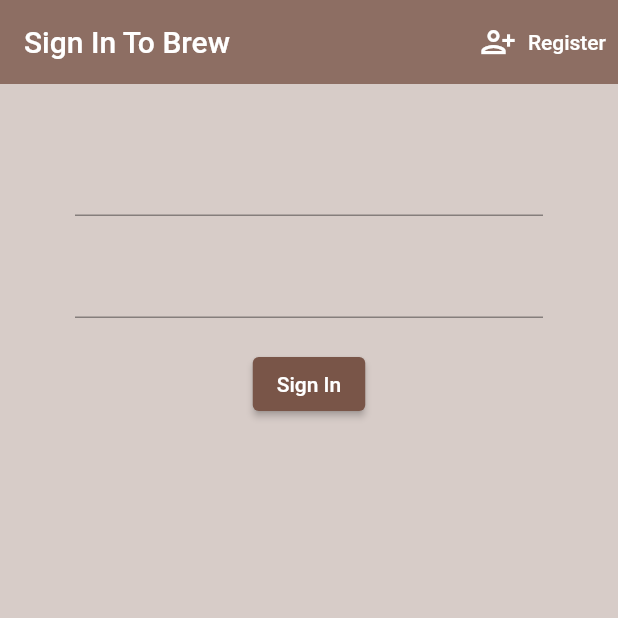
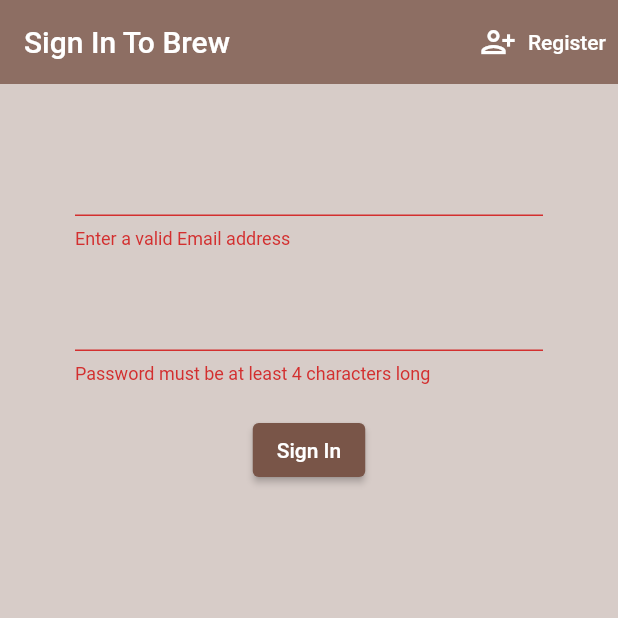
Before and after one commit to winfred56/brew, a Flutter app: the screen it shows after launch, after a tap on "Sign In", on a phone screen of 412 x 824 dp, the top half of it. Run offline on Flutter 3.47's test engine with Material 2 defaults, Android fonts, the phone set to English and light mode, and no system bars; our stand-ins replace firebase_auth, firebase_core; accounts and stored records are empty.

Commit message:
:zap: form validation

```diff
--- a/lib/screens/authentication/register.dart
+++ b/lib/screens/authentication/register.dart
@@ -12,6 +12,7 @@ class Register extends StatefulWidget {
 class _RegisterState extends State<Register> {
 
   AuthService _auth = AuthService();
+  final _formkey = GlobalKey<FormState>();
 
   String email='';
   String password = '';
@@ -44,10 +45,12 @@ class _RegisterState extends State<Register> {
       body: Container(
           padding: const EdgeInsets.symmetric(vertical: 20.0, horizontal: 50.0),
           child: Form(
+            key: _formkey,
             child: Column(
               children: [
                 const SizedBox(height: 20.0,),
                 TextFormField(
+                  validator: (val) => val!.isEmpty ? "Enter an Email address" : null,
                   onChanged: (val){
                     setState(() => email = val);
                   },
@@ -55,6 +58,7 @@ class _RegisterState extends State<Register> {
                 ),
                 const SizedBox(height: 20.0,),
                 TextFormField(
+                  validator: (val) => val!.length < 4 ? "Password must be at least 4 characters long" : null,
                   onChanged: (val){
                     setState(() => password = val );
                   },
@@ -67,8 +71,11 @@ class _RegisterState extends State<Register> {
                     backgroundColor: MaterialStateProperty.all(Colors.brown),
                   ),
                   onPressed: ()async{
-                    print(email);
-                    print(password);
+                    if (_formkey.currentState!.validate()){
+                      print(email);
+                      print(password);
+                    }
+
                   },
                   child: const Text("Register",
                     style: TextStyle(
--- a/lib/screens/authentication/sign in.dart
+++ b/lib/screens/authentication/sign in.dart
@@ -15,7 +15,7 @@ class SignIn extends StatefulWidget {
 class _SignInState extends State<SignIn> {
   // create an instance of the AuthService class to access its methods/functions
   final AuthService _auth = AuthService();
-
+  final _formkey = GlobalKey<FormState>();
   String email = '';
   String password = '';
 
@@ -48,10 +48,12 @@ class _SignInState extends State<SignIn> {
       body: Container(
         padding: const EdgeInsets.symmetric(vertical: 20.0, horizontal: 50.0),
         child: Form(
+          key: _formkey,
           child: Column(
             children: [
               const SizedBox(height: 20.0,),
               TextFormField(
+                validator: (val) => val!.isEmpty ? "Enter a valid Email address" : null,
                 onChanged: (val){
                   setState(() => email = val);
                 },
@@ -59,6 +61,7 @@ class _SignInState extends State<SignIn> {
               ),
               const SizedBox(height: 20.0,),
               TextFormField(
+                validator: (val) => val!.length < 4 ? "Password must be at least 4 characters long": null,
                 onChanged: (val){
                   setState(() => password = val );
                 },
@@ -71,8 +74,10 @@ class _SignInState extends State<SignIn> {
                   backgroundColor: MaterialStateProperty.all(Colors.brown),
                 ),
                   onPressed: ()async{
+                  if(_formkey.currentState!.validate()){
                     print(email);
                     print(password);
+                  };
                   },
                   child: const Text("Sign In",
                     style: TextStyle(
```
